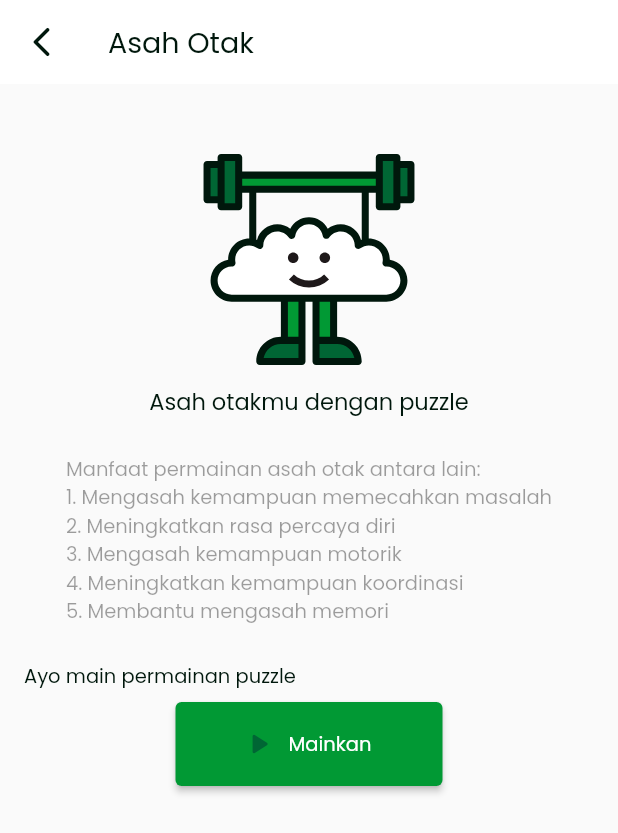
After one commit to roningrum/pustaka_app, a Flutter app: the screen it shows after launch, after a tap on "Asah Otak", on a phone screen of 412 x 824 dp. The commit adds this screen. Shown: the top 833 px of the screen. Run offline on Flutter 3.47's test engine with Material 2 defaults, Android fonts, the phone set to English and light mode, and no system bars; our stand-ins replace cached_network_image, flutter_svg, google_maps_flutter, shimmer; network calls fail.

Commit message:
asah otak halaman

```diff
--- a/lib/main.dart
+++ b/lib/main.dart
@@ -1,5 +1,6 @@
 import 'package:flutter/material.dart';
 import 'package:pustaka_app/const.dart';
+import 'package:pustaka_app/screens/asah_otak/asah_otak.dart';
 import 'package:pustaka_app/screens/home_screen.dart';
 import 'package:pustaka_app/screens/daftar_antrian/puskesmas_daftar_antrian.dart';
 import 'package:pustaka_app/screens/lihat_antrian/puskesmas_lihat_antrian.dart';
@@ -32,6 +33,7 @@ class MyApp extends StatelessWidget {
           PuskesmasSearch.id: (context) => PuskesmasSearch(),
           PuskesmasLihatAntrian.id: (context) => PuskesmasLihatAntrian(),
           PuskesmasDaftarAntrian.id: (context) => PuskesmasDaftarAntrian(),
+          AsahOtak.id : (context) => AsahOtak()
         });
   }
 }
--- /dev/null
+++ b/lib/screens/asah_otak/asah_otak.dart
@@ -0,0 +1,77 @@
+import 'package:flutter/material.dart';
+import 'package:flutter_svg/flutter_svg.dart';
+import 'package:pustaka_app/const.dart';
+import 'package:pustaka_app/screens/home_screen.dart';
+
+class AsahOtak extends StatefulWidget {
+  static String id = 'asah_otak';
+  const AsahOtak({Key key}) : super(key: key);
+
+  @override
+  _AsahOtakState createState() => _AsahOtakState();
+}
+
+class _AsahOtakState extends State<AsahOtak> {
+  List<TextSpan> textSpans = <TextSpan>[
+    TextSpan(text: 'Manfaat permainan asah otak antara lain:', style: kPustakaBlackRegular.copyWith(fontSize: 13, color: Colors.black38)),
+    TextSpan(text: '\n1. Mengasah kemampuan memecahkan masalah', style: kPustakaBlackRegular.copyWith(fontSize: 13, color: Colors.black38)),
+    TextSpan(text: '\n2. Meningkatkan rasa percaya diri', style: kPustakaBlackRegular.copyWith(fontSize: 13, color: Colors.black38)),
+    TextSpan(text: '\n3. Mengasah kemampuan motorik', style: kPustakaBlackRegular.copyWith(fontSize: 13, color: Colors.black38)),
+    TextSpan(text: '\n4. Meningkatkan kemampuan koordinasi', style: kPustakaBlackRegular.copyWith(fontSize: 13, color : Colors.black38)),
+    TextSpan(text: '\n5. Membantu mengasah memori', style: kPustakaBlackRegular.copyWith(fontSize: 13, color: Colors.black38))
+  ];
+  @override
+  Widget build(BuildContext context) {
+    return Scaffold(
+      appBar: AppBar(
+        backgroundColor: kSurfaceColor,
+        elevation: 0,
+        leading: IconButton(
+          icon: Icon(
+            Icons.arrow_back_ios_rounded,
+            color: kFontColor,
+          ),
+          onPressed: () {
+            Navigator.of(context).pushNamed(HomeScreen.id);
+          },
+        ),
+        title: Text('Asah Otak',
+            style: kPustakaBlackRegular.copyWith(fontSize: 19)),
+      ),
+      body: Column(
+        children: [
+          Container(
+            margin: EdgeInsets.only(top: 42),
+            child: Center(
+                child: SvgPicture.asset('assets/images/asahotak.svg', width: 150, height: 150)),
+          ),
+          Container(
+            margin: EdgeInsets.symmetric(vertical: 8.0),
+            child: Text("Asah otakmu dengan puzzle", style: kPustakaBlackRegular.copyWith(fontSize: 15),),
+          ),
+          Container(
+            margin: EdgeInsets.symmetric(vertical: 16.0),
+            child: RichText(text: TextSpan( children: textSpans), textScaleFactor: 1.0,
+            )
+          ),
+          Container(
+            alignment: Alignment.topLeft,
+            margin: EdgeInsets.only(left: 16.0, top: 8),
+            child: Text("Ayo main permainan puzzle", style: kPustakaBlackRegular.copyWith(fontSize: 13),),
+          ),
+          Container(
+            width: 178,
+            height: 56,
+            margin: EdgeInsets.only(top: 8),
+            child: ElevatedButton.icon(
+              onPressed: (){},
+              style: ButtonStyle(backgroundColor: MaterialStateProperty.all(kPrimaryColor)),
+              icon: Icon(Icons.play_arrow_rounded, color: Color(0xFF006634),),
+              label: Text('Mainkan', style: kPustakaWhiteNormal.copyWith(fontSize: 13),),
+            ),
+          )
+        ],
+      ),
+    );
+  }
+}
--- a/lib/screens/home_screen.dart
+++ b/lib/screens/home_screen.dart
@@ -4,6 +4,8 @@ import 'package:pustaka_app/screens/daftar_antrian/puskesmas_daftar_antrian.dart
 import 'package:pustaka_app/screens/lihat_antrian/puskesmas_lihat_antrian.dart';
 import 'package:pustaka_app/screens/puskesmas/puskesmas_menu_screen.dart';
 import 'package:pustaka_app/widget/pustaka_icon_menu.dart';
+
+import 'asah_otak/asah_otak.dart';
 
 class HomeScreen extends StatefulWidget {
   static String id = "home_screen";
@@ -87,13 +89,23 @@ class _HomeScreenState extends State<HomeScreen> {
                               images: 'assets/menu/riwayat.svg',
                               title: "Riwayat\nKunjungan",
                             ),
-                            PustakaIconMenu(
-                              images: 'assets/menu/butawarna.svg',
-                              title: "Test Buta\nWarna",
+                            InkWell(
+                              child: PustakaIconMenu(
+                                images: 'assets/menu/butawarna.svg',
+                                title: "Test Buta\nWarna",
+                              ),
+                              onTap: (){
+                                Navigator.of(context).pushNamed(PuskesmasDaftarAntrian.id);
+                              },
                             ),
-                            PustakaIconMenu(
-                              images: 'assets/menu/asahotak.svg',
-                              title: "Asah Otak",
+                            InkWell(
+                              child: PustakaIconMenu(
+                                images: 'assets/menu/asahotak.svg',
+                                title: "Asah Otak",
+                              ),
+                              onTap: (){
+                                Navigator.of(context).pushNamed(AsahOtak.id);
+                              },
                             ),
                           ],
                         ),
```
Also changed, not shown: assets/images/asahotak.svg (added).
